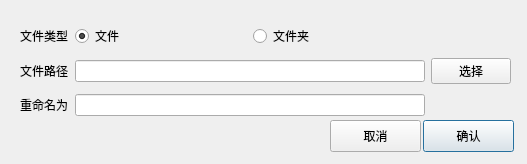
The window that ui/dialog/RenameFileDialog.ui (xiaohaijoe/AutoPackage) describes before a commit, drawn with Qt 5.
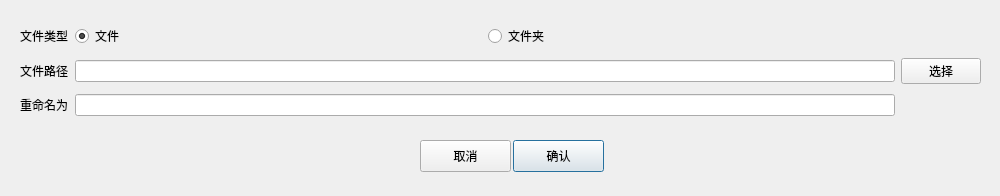
The same window after the commit.

What changed in the file:
```diff
--- a/ui/dialog/RenameFileDialog.ui
+++ b/ui/dialog/RenameFileDialog.ui
@@ -6,8 +6,8 @@
    <rect>
     <x>0</x>
     <y>0</y>
-    <width>527</width>
-    <height>164</height>
+    <width>1000</width>
+    <height>196</height>
    </rect>
   </property>
   <property name="windowTitle">
@@ -18,8 +18,8 @@
     <rect>
      <x>20</x>
      <y>20</y>
-     <width>491</width>
-     <height>102</height>
+     <width>961</width>
+     <height>101</height>
     </rect>
    </property>
    <layout class="QGridLayout" name="gridLayout">
@@ -124,8 +124,8 @@
   <widget class="QPushButton" name="confirmBtn">
    <property name="geometry">
     <rect>
-     <x>423</x>
-     <y>120</y>
+     <x>513</x>
+     <y>140</y>
      <width>91</width>
      <height>32</height>
     </rect>
@@ -137,8 +137,8 @@
   <widget class="QPushButton" name="cancelBtn">
    <property name="geometry">
     <rect>
-     <x>330</x>
-     <y>120</y>
+     <x>420</x>
+     <y>140</y>
      <width>91</width>
      <height>32</height>
     </rect>
```
